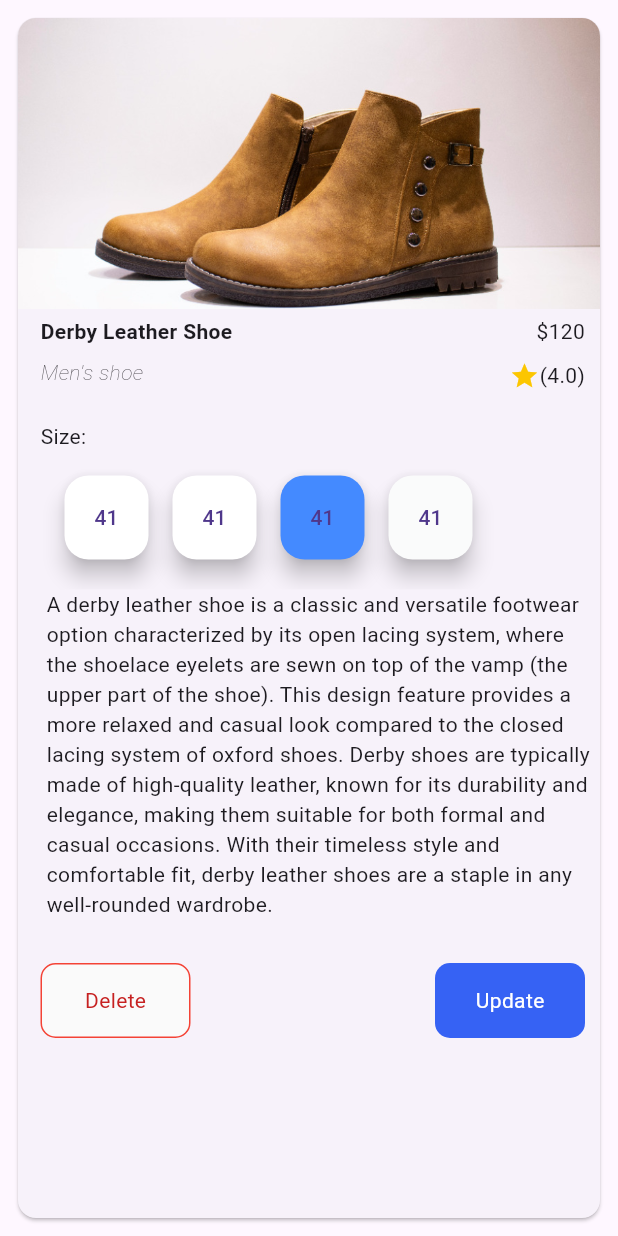
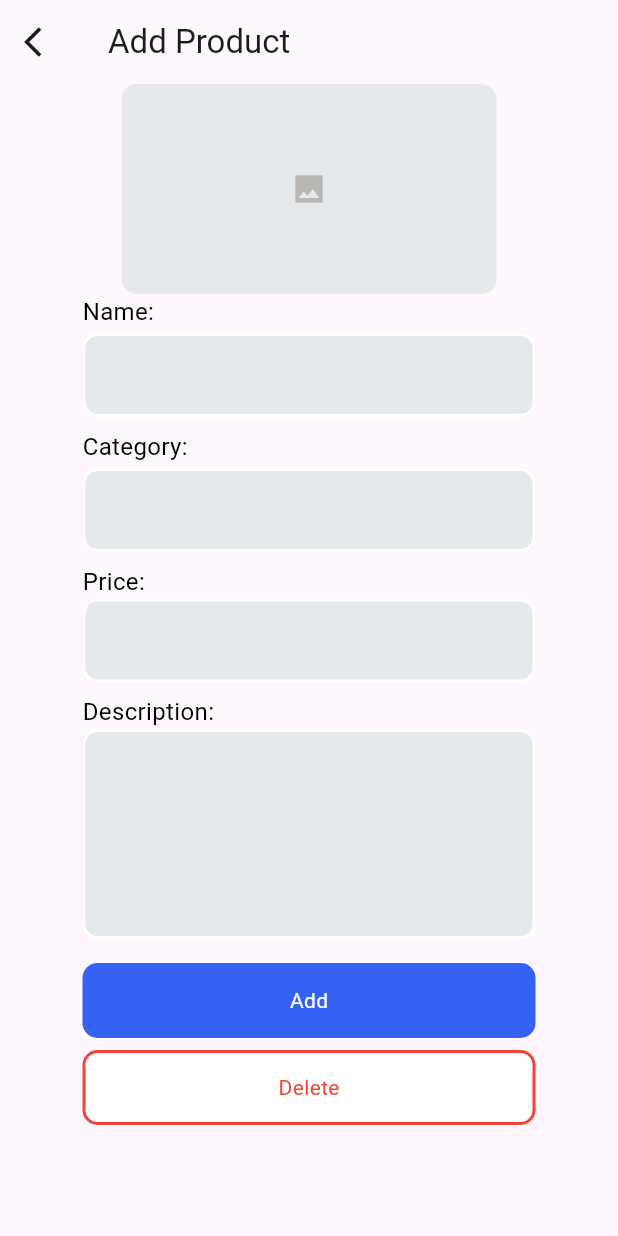
Before and after one commit to mulukenhailu/2024-project-phase-mobile-tasks, a Flutter app: the screen it shows after launch, on a phone screen of 412 x 824 dp. Run offline on Flutter 3.47's test engine with Material 3 defaults, Android fonts, the phone set to English and light mode, and no system bars.

Commit message:
page -3 partially done

```diff
--- a/on-boarding/mobile/muluken-hailu/task_6/lib/app.dart
+++ b/on-boarding/mobile/muluken-hailu/task_6/lib/app.dart
@@ -3,10 +3,7 @@ import 'page_1.dart';
 import 'page_2.dart';
 import 'page_3.dart';
 import 'page_4.dart';
-
-void main() {
-  runApp(const MyApp());
-}
+// import 'page_4.dart'; // Commented out the import statement for 'page_4.dart'
 
 class MyApp extends StatelessWidget {
   const MyApp({super.key});
@@ -18,7 +15,7 @@ class MyApp extends StatelessWidget {
       title: 'Task-6',
       initialRoute: "/page_2",
       debugShowCheckedModeBanner: false,
-      routes: {"/page_2": (BuildContext context) => const Page2()},
+      routes: {"/page_2": (BuildContext context) => const Page3()},
       theme: ThemeData.light(useMaterial3: true),
     );
   }
--- a/on-boarding/mobile/muluken-hailu/task_6/lib/page_1.dart
+++ b/on-boarding/mobile/muluken-hailu/task_6/lib/page_1.dart
@@ -223,8 +223,6 @@ class Page1 extends StatelessWidget {
                 ),
               ),
             ),
-
-
             Padding(
               padding: const EdgeInsets.all(8),
               child: Card(
--- a/on-boarding/mobile/muluken-hailu/task_6/lib/page_2.dart
+++ b/on-boarding/mobile/muluken-hailu/task_6/lib/page_2.dart
@@ -1,5 +1,4 @@
 import 'package:flutter/material.dart';
-import 'package:flutter/widgets.dart';
 
 class Page2 extends StatelessWidget {
   const Page2({super.key});
@@ -22,11 +21,11 @@ class Page2 extends StatelessWidget {
                 ),
               ),
               Padding(
-                padding: EdgeInsets.only(left: 15),
+                padding: const EdgeInsets.only(left: 15),
                 child: Column(
                   mainAxisAlignment: MainAxisAlignment.start,
                   children: [
-                    Row(
+                    const Row(
                       mainAxisAlignment: MainAxisAlignment.spaceBetween,
                       children: [
                         Padding(
@@ -43,7 +42,7 @@ class Page2 extends StatelessWidget {
                         )
                       ],
                     ),
-                    Row(
+                    const Row(
                       mainAxisAlignment: MainAxisAlignment.spaceBetween,
                       children: [
                         Padding(
@@ -74,14 +73,14 @@ class Page2 extends StatelessWidget {
                         ),
                       ],
                     ),
-                    Padding(
+                    const Padding(
                       padding: EdgeInsets.only(top: 16),
                       child: Row(
                         mainAxisAlignment: MainAxisAlignment.start,
                         children: [Text("Size:")],
                       ),
                     ),
-                    Row(
+                    const Row(
                       mainAxisAlignment: MainAxisAlignment.start,
                       children: [
                         Padding(
@@ -129,12 +128,11 @@ class Page2 extends StatelessWidget {
                         ),
                       ],
                     ),
-                    Card(
+                    const Card(
                       elevation: 0,
                       child: Text(
                           "A derby leather shoe is a classic and versatile footwear option characterized by its open lacing system, where the shoelace eyelets are sewn on top of the vamp (the upper part of the shoe). This design feature provides a more relaxed and casual look compared to the closed lacing system of oxford shoes. Derby shoes are typically made of high-quality leather, known for its durability and elegance, making them suitable for both formal and casual occasions. With their timeless style and comfortable fit, derby leather shoes are a staple in any well-rounded wardrobe."),
                     ),
-                    // two  rectangluar buttons one at the left and one at the right that say delete and update respectively
                     Row(
                       mainAxisAlignment: MainAxisAlignment.spaceBetween,
                       children: [
--- a/on-boarding/mobile/muluken-hailu/task_6/lib/page_3.dart
+++ b/on-boarding/mobile/muluken-hailu/task_6/lib/page_3.dart
@@ -0,0 +1,191 @@
+import 'package:flutter/material.dart';
+
+class Page3 extends StatelessWidget {
+  const Page3({Key? key}) : super(key: key);
+
+  @override
+  Widget build(BuildContext context) {
+    return Scaffold(
+      appBar: AppBar(
+        leading: const Icon(Icons.arrow_back_ios),
+        title: const Text("Add Product"),
+      ),
+      body: Column(
+        mainAxisAlignment: MainAxisAlignment.start,
+        crossAxisAlignment: CrossAxisAlignment.start,
+        children: [
+          Center(
+            child: Container(
+              height: 140,
+              width: 250,
+              decoration: BoxDecoration(
+                color: const Color.fromARGB(255, 230, 233, 236),
+                borderRadius: BorderRadius.circular(10),
+              ),
+              child: const Center(
+                child: Icon(
+                  Icons.image_sharp,
+                  color: Color.fromARGB(255, 184, 183, 180),
+                ),
+              ),
+            ),
+          ),
+          Padding(
+            padding: const EdgeInsets.fromLTRB(55, 0, 55, 0),
+            child: Column(
+              crossAxisAlignment: CrossAxisAlignment.start,
+              children: [
+                const Text(
+                  'Name:',
+                  style: TextStyle(color: Colors.black, fontSize: 16),
+                ),
+                const SizedBox(height: 3),
+                TextField(
+                  decoration: InputDecoration(
+                    filled: true,
+                    fillColor: const Color.fromARGB(255, 230, 233, 236),
+                    focusedBorder: OutlineInputBorder(
+                      borderSide:
+                          const BorderSide(color: Colors.white, width: 2.0),
+                      borderRadius: BorderRadius.circular(10),
+                    ),
+                    border: OutlineInputBorder(
+                      borderSide:
+                          const BorderSide(color: Colors.white, width: 2.0),
+                      borderRadius: BorderRadius.circular(10),
+                    ),
+                    enabledBorder: OutlineInputBorder(
+                      borderSide:
+                          const BorderSide(color: Colors.white, width: 2.0),
+                      borderRadius: BorderRadius.circular(10),
+                    ),
+                    hintStyle: const TextStyle(color: Colors.grey),
+                  ),
+                ),
+                const SizedBox(height: 8),
+                const Text(
+                  'Category:',
+                  style: TextStyle(color: Colors.black, fontSize: 16),
+                ),
+                const SizedBox(height: 3),
+                TextField(
+                  decoration: InputDecoration(
+                    filled: true,
+                    fillColor: const Color.fromARGB(255, 230, 233, 236),
+                    focusedBorder: OutlineInputBorder(
+                      borderSide:
+                          const BorderSide(color: Colors.white, width: 2.0),
+                      borderRadius: BorderRadius.circular(10),
+                    ),
+                    border: OutlineInputBorder(
+                      borderSide:
+                          const BorderSide(color: Colors.white, width: 2.0),
+                      borderRadius: BorderRadius.circular(10),
+                    ),
+                    enabledBorder: OutlineInputBorder(
+                      borderSide:
+                          const BorderSide(color: Colors.white, width: 2.0),
+                      borderRadius: BorderRadius.circular(10),
+                    ),
+                    hintStyle: const TextStyle(color: Colors.grey),
+                  ),
+                ),
+                const SizedBox(height: 8),
+                const Text(
+                  'Price:',
+                  style: TextStyle(color: Colors.black, fontSize: 16),
+                ),
+                TextField(
+                  decoration: InputDecoration(
+                    filled: true,
+                    fillColor: const Color.fromARGB(255, 230, 233, 236),
+                    focusedBorder: OutlineInputBorder(
+                      borderSide:
+                          const BorderSide(color: Colors.white, width: 2.0),
+                      borderRadius: BorderRadius.circular(10),
+                    ),
+                    border: OutlineInputBorder(
+                      borderSide:
+                          const BorderSide(color: Colors.white, width: 2.0),
+                      borderRadius: BorderRadius.circular(10),
+                    ),
+                    enabledBorder: OutlineInputBorder(
+                      borderSide:
+                          const BorderSide(color: Colors.white, width: 2.0),
+                      borderRadius: BorderRadius.circular(10),
+                    ),
+                    hintStyle: const TextStyle(color: Colors.grey),
+                  ),
+                ),
+                const SizedBox(height: 8),
+                const Text(
+                  'Description:',
+                  style: TextStyle(color: Colors.black, fontSize: 16),
+                ),
+                TextField(
+                  maxLines: 5,
+                  decoration: InputDecoration(
+                    filled: true,
+                    fillColor: const Color.fromARGB(255, 230, 233, 236),
+                    focusedBorder: OutlineInputBorder(
+                      borderSide:
+                          const BorderSide(color: Colors.white, width: 2.0),
+                      borderRadius: BorderRadius.circular(10),
+                    ),
+                    border: OutlineInputBorder(
+                      borderSide:
+                          const BorderSide(color: Colors.white, width: 2.0),
+                      borderRadius: BorderRadius.circular(10),
+                    ),
+                    enabledBorder: OutlineInputBorder(
+                      borderSide:
+                          const BorderSide(color: Colors.white, width: 2.0),
+                      borderRadius: BorderRadius.circular(10),
+                    ),
+                    contentPadding: const EdgeInsets.symmetric(vertical: 10),
+                    hintStyle: const TextStyle(color: Colors.grey),
+                  ),
+                ),
+                const SizedBox(height: 16),
+                Column(
+                  children: [
+                    Container(
+                      width: double.infinity,
+                      height: 50,
+                      decoration: BoxDecoration(
+                        color: const Color.fromARGB(255, 54, 98, 244),
+                        borderRadius: BorderRadius.circular(10),
+                      ),
+                      child: const Center(
+                        child: Text(
+                          "Add",
+                          style: TextStyle(color: Colors.white),
+                        ),
+                      ),
+                    ),
+                    const SizedBox(height: 8),
+                    Container(
+                      width: double.infinity,
+                      height: 50,
+                      decoration: BoxDecoration(
+                        color: Colors.white,
+                        border: Border.all(color: Colors.red, width: 2.0),
+                        borderRadius: BorderRadius.circular(10),
+                      ),
+                      child: const Center(
+                        child: Text(
+                          "Delete",
+                          style: TextStyle(color: Colors.red),
+                        ),
+                      ),
+                    ),
+                  ],
+                ),
+              ],
+            ),
+          ),
+        ],
+      ),
+    );
+  }
+}
--- a/on-boarding/mobile/muluken-hailu/task_6/lib/page_4.dart
+++ b/on-boarding/mobile/muluken-hailu/task_6/lib/page_4.dart
@@ -0,0 +1,10 @@
+import 'package:flutter/material.dart';
+
+class Page4 extends StatelessWidget {
+  const Page4({super.key});
+
+  @override
+  Widget build(BuildContext context) {
+    return Container();
+  }
+}
```
Also changed, not shown: 1 other file.
